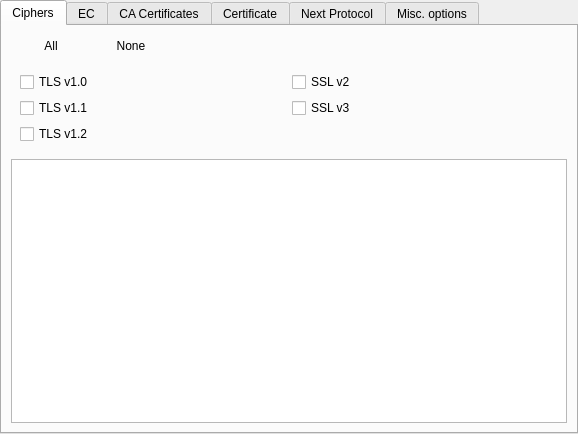
Before: the Qt Designer form gui/shared/ssloptionswidget.ui in metrodango/pip3line, drawn with Qt 5.
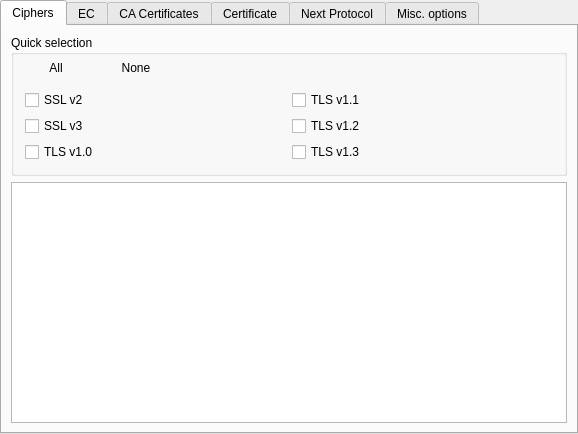
After: the same form once the commit is applied. The open tabs and pages were chosen to show the change. Icons and pictures are not drawn.

Patch:
```diff
--- a/gui/shared/ssloptionswidget.ui
+++ b/gui/shared/ssloptionswidget.ui
@@ -67,6 +67,27 @@
       </attribute>
       <layout class="QVBoxLayout" name="verticalLayout_3">
        <item>
+        <widget class="QGroupBox" name="quickSelectionGroupBox">
+         <property name="title">
+          <string>Quick selection</string>
+         </property>
+         <layout class="QVBoxLayout" name="verticalLayout_9">
+          <property name="spacing">
+           <number>2</number>
+          </property>
+          <property name="leftMargin">
+           <number>2</number>
+          </property>
+          <property name="topMargin">
+           <number>2</number>
+          </property>
+          <property name="rightMargin">
+           <number>2</number>
+          </property>
+          <property name="bottomMargin">
+           <number>2</number>
+          </property>
+          <item>
         <widget class="QWidget" name="ciphersButtonWidget" native="true">
          <layout class="QHBoxLayout" name="horizontalLayout">
           <property name="spacing">
@@ -167,39 +188,49 @@
        <item>
         <widget class="QWidget" name="shortcutWidget" native="true">
          <layout class="QGridLayout" name="gridLayout">
-          <item row="0" column="0">
-           <widget class="QCheckBox" name="tlsv10checkBox">
-            <property name="text">
-             <string>TLS v1.0</string>
-            </property>
-           </widget>
-          </item>
-          <item row="1" column="0">
-           <widget class="QCheckBox" name="tlsv11checkBox">
-            <property name="text">
-             <string>TLS v1.1</string>
-            </property>
-           </widget>
-          </item>
-          <item row="2" column="0">
+             <item row="2" column="1">
            <widget class="QCheckBox" name="tlsv12checkBox">
             <property name="text">
              <string>TLS v1.2</string>
             </property>
            </widget>
           </item>
-          <item row="0" column="1">
+             <item row="3" column="1">
+              <widget class="QCheckBox" name="tlsv13checkBox">
+               <property name="text">
+                <string>TLS v1.3</string>
+               </property>
+              </widget>
+             </item>
+             <item row="1" column="1">
+              <widget class="QCheckBox" name="tlsv11checkBox">
+               <property name="text">
+                <string>TLS v1.1</string>
+               </property>
+              </widget>
+             </item>
+             <item row="1" column="0">
            <widget class="QCheckBox" name="sslv2checkBox">
             <property name="text">
              <string>SSL v2</string>
             </property>
            </widget>
           </item>
-          <item row="1" column="1">
+             <item row="2" column="0">
            <widget class="QCheckBox" name="sslv3checkBox">
             <property name="text">
              <string>SSL v3</string>
             </property>
+              </widget>
+             </item>
+             <item row="3" column="0">
+              <widget class="QCheckBox" name="tlsv10checkBox">
+               <property name="text">
+                <string>TLS v1.0</string>
+               </property>
+              </widget>
+             </item>
+            </layout>
            </widget>
           </item>
          </layout>
```
Left out of the diff: 2 changed lines with no effect on the pictures. Lines whose indentation alone changed are shown as unchanged.
